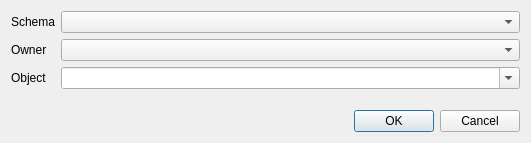
The window that GUI/pgdba_ddlgenplugin/dlgparameterobject.ui (marcotcal/PG-DBA-Tools) describes before a commit, drawn with Qt 5.
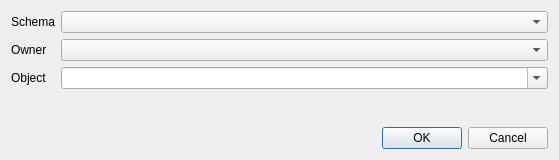
The same window after the commit.

Patch:
```diff
--- a/GUI/pgdba_ddlgenplugin/dlgparameterobject.ui
+++ b/GUI/pgdba_ddlgenplugin/dlgparameterobject.ui
@@ -6,8 +6,8 @@
    <rect>
     <x>0</x>
     <y>0</y>
-    <width>531</width>
-    <height>143</height>
+    <width>559</width>
+    <height>160</height>
    </rect>
   </property>
   <property name="windowTitle">
```
Left out of the diff: 10 changed lines with no effect on the pictures.
